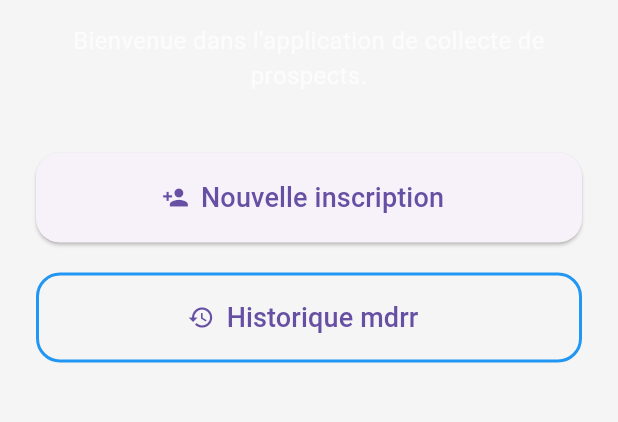
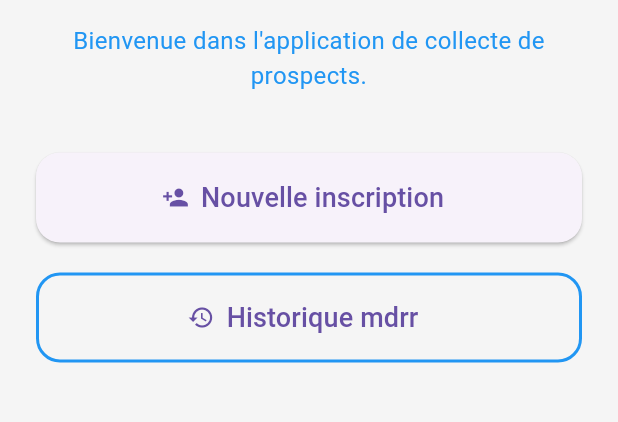
Before and after one commit to SinjeHQ/ios-app, a Flutter app: the screen it shows after launch, on a phone screen of 412 x 824 dp, the part 569-991 px from its top. Run offline on Flutter 3.47's test engine with Material 3 defaults, Android fonts, the phone set to English and light mode, and no system bars; our stand-ins replace hive, hive_flutter; accounts and stored records are empty.

Commit message:
couleur text home

```diff
--- a/lib/screens/home_screen.dart
+++ b/lib/screens/home_screen.dart
@@ -22,7 +22,7 @@ class HomeScreen extends StatelessWidget {
                 const Text(
                   "Bienvenue dans l'application de collecte de prospects.",
                   textAlign: TextAlign.center,
-                  style: TextStyle(fontSize: 16, color: Colors.white70),
+                  style: TextStyle(fontSize: 16, color: Colors.blue),
                 ),
                 const SizedBox(height: 40),
                 ElevatedButton.icon(
```
